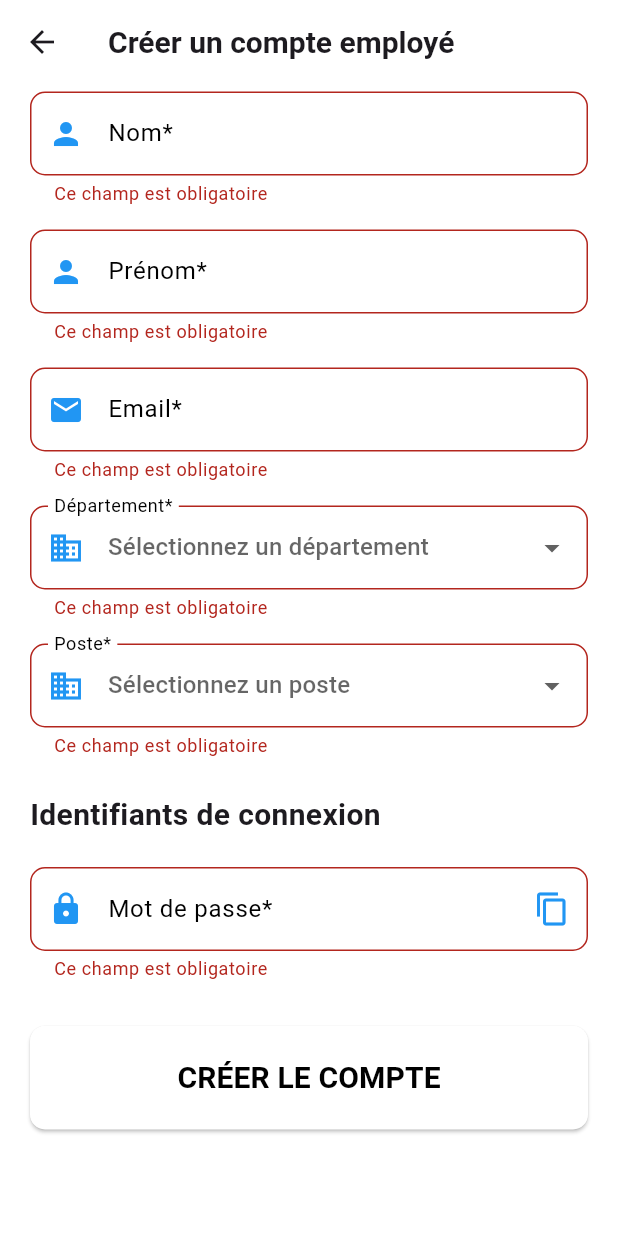
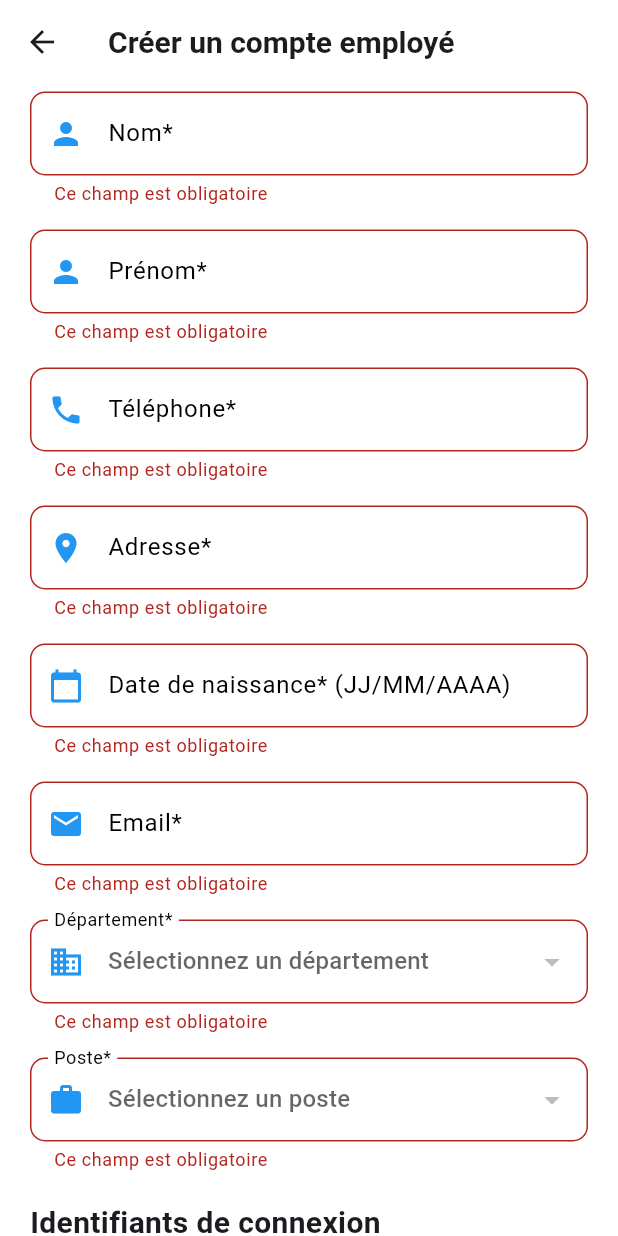
Before and after one commit to Monica1230244/projets, a Flutter app: the CreateEmployee screen opened directly, after a tap on "CRÉER LE COMPTE", on a phone screen of 412 x 824 dp. Run offline on Flutter 3.47's test engine with Material 3 defaults, Android fonts, the phone set to English and light mode, and no system bars; our stand-ins replace supabase_flutter; missing offline and left inert: crypt; accounts and stored records are empty.

Commit message:
modification of the account ceaction page

```diff
--- a/lib/connect_admin.dart
+++ b/lib/connect_admin.dart
@@ -1,6 +1,8 @@
+import 'package:crypt/crypt.dart';
 import 'package:flutter/material.dart';
 import 'package:flutter/services.dart';
 import 'dart:math';
+import 'package:supabase_flutter/supabase_flutter.dart';
 
 class CreateEmployee extends StatefulWidget {
   @override
@@ -13,27 +15,22 @@ class _CreateEmployeeState extends State<CreateEmployee> {
   final _lastNameController = TextEditingController();
   final _emailController = TextEditingController();
   final _passwordController = TextEditingController();
-  final _positionController = TextEditingController();
+  final _phoneController = TextEditingController();
+  final _addressController = TextEditingController();
+  final _birthDateController = TextEditingController();
 
   String? _selectedDepartement;
+  String? _selectedPoste;
   bool _isLoading = false;
+  List<Map<String, dynamic>> _departements = [];
+  List<Map<String, dynamic>> _postes = [];
 
-  final List<String> _departement = [
-    'Informatique',
-    'Commercial',
-    'Sécrétariat',
-    'Directeur Général'
-  ];
-
-  String? _selectedPoste;
-  final List<String> _poste = [
-    'Developpeur',
-    'Gestionnaire Support & Qualité',
-    'Gestionnaire Commercial',
-    'Designer',
-    'Sécrétariat',
-    'Directeur Général'
-  ];
+  List<Map<String, dynamic>> getFilteredPostes() {
+    return _postes.where((poste) {
+      final dept = poste['departement'] as Map<String, dynamic>?;
+      return dept != null && dept['nom_departement'] == _selectedDepartement;
+    }).toList();
+  }
 
   @override
   void initState() {
@@ -41,7 +38,33 @@ class _CreateEmployeeState extends State<CreateEmployee> {
     _firstNameController.addListener(_autoGeneratePassword);
     _lastNameController.addListener(_autoGeneratePassword);
     _emailController.addListener(_autoGeneratePassword);
-    _positionController.addListener(_autoGeneratePassword);
+    _loadDepartementsAndPostes();
+  }
+
+  Future<void> _loadDepartementsAndPostes() async {
+    setState(() => _isLoading = true);
+    try {
+      final departements = await Supabase.instance.client
+          .from('departement')
+          .select()
+          .order('nom_departement');
+
+      final postes = await Supabase.instance.client
+          .from('poste')
+          .select('*, departement (id_departement, nom_departement)')
+          .order('nom_poste');
+
+      setState(() {
+        _departements = List<Map<String, dynamic>>.from(departements);
+        _postes = List<Map<String, dynamic>>.from(postes);
+      });
+    } catch (e) {
+      ScaffoldMessenger.of(context).showSnackBar(
+        SnackBar(content: Text('Erreur de chargement des données: $e')),
+      );
+    } finally {
+      setState(() => _isLoading = false);
+    }
   }
 
   String _generateRandomPassword() {
@@ -72,32 +95,121 @@ class _CreateEmployeeState extends State<CreateEmployee> {
     _lastNameController.dispose();
     _emailController.dispose();
     _passwordController.dispose();
-    _positionController.dispose();
-    _firstNameController.removeListener(_autoGeneratePassword);
-    _lastNameController.removeListener(_autoGeneratePassword);
-    _emailController.removeListener(_autoGeneratePassword);
-    _positionController.removeListener(_autoGeneratePassword);
+    _phoneController.dispose();
+    _addressController.dispose();
+    _birthDateController.dispose();
     super.dispose();
   }
 
-  void _createEmployee() {
-    if (_formKey.currentState!.validate()) {
-      setState(() {
-        _isLoading = true;
-      });
+  Future<void> _createEmployee() async {
+    if (!_formKey.currentState!.validate()) return;
 
-      Future.delayed(Duration(seconds: 2), () {
-        setState(() {
-          _isLoading = false;
-        });
+    setState(() => _isLoading = true);
+
+    try {
+      final dept = _departements.firstWhere(
+              (d) => d['nom_departement'] == _selectedDepartement
+      );
+
+      final poste = _postes.firstWhere(
+              (p) => p['nom_poste'] == _selectedPoste
+      );
+
+      // Conversion de la date en timestamp
+      final birthDateParts = _birthDateController.text.split('/');
+      final birthDate = DateTime(
+        int.parse(birthDateParts[2]), // year
+        int.parse(birthDateParts[1]), // month
+        int.parse(birthDateParts[0]), // day
+      );
+      final birthDateTimestamp = birthDate.millisecondsSinceEpoch;
+
+      final userData = {
+        'nom': _firstNameController.text,
+        'prenom': _lastNameController.text,
+        'email': _emailController.text,
+        'tel': _phoneController.text,
+        'adresse': _addressController.text,
+        'datenaissance': birthDateTimestamp,
+        'idposte': poste['id'],
+        'motpasse': Crypt.sha512(_passwordController.text, rounds: 10000, salt: "abcdefghijklmnop")
+            .toString(),
+      };
+
+      await Supabase.instance.client
+          .from('user')
+          .insert(userData);
+
+      ScaffoldMessenger.of(context).showSnackBar(
+        SnackBar(content: Text('Compte employé créé avec succès')),
+      );
 
       _formKey.currentState?.reset();
       setState(() {
         _selectedDepartement = null;
         _selectedPoste = null;
+        _passwordController.clear();
       });
-      });
+
+    } catch (e) {
+      ScaffoldMessenger.of(context).showSnackBar(
+        SnackBar(content: Text('Erreur lors de la création: ${e.toString()}')),
+      );
+    } finally {
+      setState(() => _isLoading = false);
     }
+  }
+
+  String? _validatePhone(String? value) {
+    if (value == null || value.isEmpty) {
+      return 'Ce champ est obligatoire';
+    }
+
+    final phoneRegExp = RegExp(r'^\d{10}$');
+    if (!phoneRegExp.hasMatch(value)) {
+      return 'Numéro de téléphone invalide (10 chiffres requis)';
+    }
+
+    return null;
+  }
+
+  String? _validateBirthDate(String? value) {
+    if (value == null || value.isEmpty) {
+      return 'Ce champ est obligatoire';
+    }
+
+    final dateRegExp = RegExp(r'^\d{2}/\d{2}/\d{4}$');
+    if (!dateRegExp.hasMatch(value)) {
+      return 'Format invalide (JJ/MM/AAAA)';
+    }
+
+    try {
+      final parts = value.split('/');
+      final day = int.parse(parts[0]);
+      final month = int.parse(parts[1]);
+      final year = int.parse(parts[2]);
+
+      final daysInMonth = [31, _isLeapYear(year) ? 29 : 28, 31, 30, 31, 30, 31, 31, 30, 31, 30, 31];
+      if (day < 1 || day > daysInMonth[month - 1]) {
+        return 'Date invalide';
+      }
+
+      final birthDate = DateTime(year, month, day);
+      final today = DateTime.now();
+
+      if (birthDate.isAfter(today)) {
+        return 'La date ne peut pas être dans le futur';
+      }
+
+    } catch (e) {
+      return 'Date invalide';
+    }
+
+    return null;
+  }
+
+  bool _isLeapYear(int year) {
+    return (year % 4 == 0) && (year % 100 != 0) || (year % 400 == 0);
   }
 
   @override
@@ -106,179 +218,144 @@ class _CreateEmployeeState extends State<CreateEmployee> {
       backgroundColor: Colors.white,
       appBar: AppBar(
         backgroundColor: Colors.white,
-        title: Text('Créer un compte employé', style: TextStyle(
-          fontSize: 20,
-          fontWeight: FontWeight.bold,
-        )),
+        title: Text('Créer un compte employé',
+            style: TextStyle(fontSize: 20, fontWeight: FontWeight.bold)),
       ),
       body: SingleChildScrollView(
-        child:
-      Padding(
-        padding: const EdgeInsets.symmetric(horizontal: 20),
+        padding: EdgeInsets.symmetric(horizontal: 20),
         child: Form(
           key: _formKey,
           child: Column(
             crossAxisAlignment: CrossAxisAlignment.start,
             children: [
               SizedBox(height: 5),
-              TextFormField(
+              _buildTextFormField(
                 controller: _firstNameController,
-                cursorColor: Colors.black,
-                decoration: InputDecoration(
-                  labelText: 'Nom*',
-                  labelStyle: TextStyle(color: Color(0xFF000000)),
-                  border: OutlineInputBorder(
-                      borderRadius: BorderRadius.circular(10),
-                      borderSide: BorderSide(color: Color(0xFF2B9BD7))
+                label: 'Nom*',
+                icon: Icons.person,
+                validator: (v) => v!.isEmpty ? 'Ce champ est obligatoire' : null,
               ),
-                  enabledBorder: OutlineInputBorder(
-                    borderRadius: BorderRadius.circular(10),
-                    borderSide: BorderSide(color: Color(0xFF2B9BD7)),
+              SizedBox(height: 16),
+              _buildTextFormField(
+                controller: _lastNameController,
+                label: 'Prénom*',
+                icon: Icons.person,
+                validator: (v) => v!.isEmpty ? 'Ce champ est obligatoire' : null,
               ),
-                  focusedBorder: OutlineInputBorder(
-                    borderRadius: BorderRadius.circular(10),
-                    borderSide: BorderSide(color: Color(0xFF2B9BD7)),
+              SizedBox(height: 16),
+              _buildTextFormField(
+                controller: _phoneController,
+                label: 'Téléphone*',
+                icon: Icons.phone,
+                keyboardType: TextInputType.phone,
+                validator: _validatePhone,
               ),
-                  prefixIcon: Icon(Icons.person, color: Colors.blue),
+              SizedBox(height: 16),
+              _buildTextFormField(
+                controller: _addressController,
+                label: 'Adresse*',
+                icon: Icons.location_on,
+                validator: (v) => v!.isEmpty ? 'Ce champ est obligatoire' : null,
               ),
-                validator: (value) {
-                  if (value == null || value.isEmpty) {
-                    return 'Ce champ est obligatoire';
-                  }
+              SizedBox(height: 16),
+              _buildTextFormField(
+                controller: _birthDateController,
+                label: 'Date de naissance* (JJ/MM/AAAA)',
+                icon: Icons.calendar_today,
+                validator: _validateBirthDate,
+              ),
+              SizedBox(height: 16),
+              _buildTextFormField(
+                controller: _emailController,
+                label: 'Email*',
+                icon: Icons.email,
+                keyboardType: TextInputType.emailAddress,
+                validator: (v) {
+                  if (v!.isEmpty) return 'Ce champ est obligatoire';
+                  if (!v.contains('@') || !v.contains('.')) return 'Email invalide';
                   return null;
                 },
               ),
               SizedBox(height: 16),
-              TextFormField(
-                controller: _lastNameController,
+              _buildDepartmentDropdown(),
+              SizedBox(height: 16),
+              _buildPosteDropdown(),
+              SizedBox(height: 20),
+              Text('Identifiants de connexion',
+                  style: TextStyle(fontSize: 20, fontWeight: FontWeight.bold)),
+              SizedBox(height: 20),
+              _buildPasswordField(),
+              SizedBox(height: 30),
+              _buildSubmitButton(),
+            ],
+          ),
+        ),
+      ),
+    );
+  }
+
+  Widget _buildTextFormField({
+    required TextEditingController controller,
+    required String label,
+    required IconData icon,
+    TextInputType? keyboardType,
+    required String? Function(String?) validator,
+  }) {
+    return TextFormField(
+        controller: controller,
         cursorColor: Colors.black,
+        keyboardType: keyboardType,
         decoration: InputDecoration(
-                  labelText: 'Prénom*',
-                  labelStyle: TextStyle(color: Color(0xFF000000)),
+            labelText: label,
+            labelStyle: TextStyle(color: Colors.black),
             border: OutlineInputBorder(
                 borderRadius: BorderRadius.circular(10),
-                      borderSide: BorderSide(color: Color(0xFF2B9BD7))
-                  ),
+                borderSide: BorderSide(color: Color(0xFF2B9BD7))),
             enabledBorder: OutlineInputBorder(
                 borderRadius: BorderRadius.circular(10),
-                    borderSide: BorderSide(color: Color(0xFF2B9BD7)),
-                  ),
+                borderSide: BorderSide(color: Color(0xFF2B9BD7))),
             focusedBorder: OutlineInputBorder(
                 borderRadius: BorderRadius.circular(10),
-                    borderSide: BorderSide(color: Color(0xFF2B9BD7)),
+                borderSide:  BorderSide(color: Color(0xFF2B9BD7))),
+    prefixIcon: Icon(icon, color: Colors.blue),
     ),
-                  prefixIcon: Icon(Icons.person, color: Colors.blue),
-                ),
-                validator: (value) {
-                  if (value == null || value.isEmpty) {
-                    return 'Ce champ est obligatoire';
+    validator: validator,
+    );
   }
-                  return null;
-                },
-              ),
-              SizedBox(height: 16),
-              TextFormField(
-                controller: _emailController,
-                cursorColor: Colors.black,
-                decoration: InputDecoration(
-                  labelText: 'Email*',
-                  labelStyle: TextStyle(color: Color(0xFF000000)),
-                  border: OutlineInputBorder(
-                      borderRadius: BorderRadius.circular(10),
-                      borderSide: BorderSide(color: Color(0xFF2B9BD7))
-                  ),
-                  enabledBorder: OutlineInputBorder(
-                    borderRadius: BorderRadius.circular(10),
-                    borderSide: BorderSide(color: Color(0xFF2B9BD7)),
-                  ),
-                  focusedBorder: OutlineInputBorder(
-                    borderRadius: BorderRadius.circular(10),
-                    borderSide: BorderSide(color: Color(0xFF2B9BD7)),
-                  ),
-                  prefixIcon: Icon(Icons.email, color: Colors.blue),
-                ),
-                keyboardType: TextInputType.emailAddress,
-                validator: (value) {
-                  if (value == null || value.isEmpty) {
-                    return 'Ce champ est obligatoire';
-                  }
-                  if (!value.contains('@') || !value.contains('.')) {
-                    return 'Email invalide';
-                  }
-                  return null;
-                },
-              ),
-              SizedBox(height: 16),
-              DropdownButtonFormField<String>(
+
+  Widget _buildDepartmentDropdown() {
+    return DropdownButtonFormField<String>(
       dropdownColor: Colors.white,
       value: _selectedDepartement,
-                decoration: InputDecoration(
-                  labelText: 'Département*',
-                  labelStyle: TextStyle(color: Color(0xFF000000)),
-                  border: OutlineInputBorder(
-                      borderRadius: BorderRadius.circular(10),
-                      borderSide: BorderSide(color: Color(0xFF2B9BD7))
-                  ),
-                  enabledBorder: OutlineInputBorder(
-                    borderRadius: BorderRadius.circular(10),
-                    borderSide: BorderSide(color: Color(0xFF2B9BD7)),
-                  ),
-                  focusedBorder: OutlineInputBorder(
-                    borderRadius: BorderRadius.circular(10),
-                    borderSide: BorderSide(color: Color(0xFF2B9BD7)),
-                  ),
-                  prefixIcon: Icon(Icons.business, color: Colors.blue),
-                ),
-
+      decoration: _buildInputDecoration('Département*', Icons.business),
       hint: Text('Sélectionnez un département'),
-                items: _departement.map((String department) {
+      items: _departements.map<DropdownMenuItem<String>>((dept) {
         return DropdownMenuItem<String>(
-
-                    value: department,
-
-                    child: Text(department),
+          value: dept['nom_departement'].toString(),
+          child: Text(dept['nom_departement'].toString()),
         );
       }).toList(),
       onChanged: (String? newValue) {
         setState(() {
-
           _selectedDepartement = newValue;
+          _selectedPoste = null;
         });
         _autoGeneratePassword();
       },
-                validator: (value) {
-                  if (value == null || value.isEmpty) {
-                    return 'Ce champ est obligatoire';
+      validator: (value) => value == null ? 'Ce champ est obligatoire' : null,
+    );
   }
-                  return null;
-                },
-              ),
-              SizedBox(height: 16),
-              DropdownButtonFormField<String>(
+
+  Widget _buildPosteDropdown() {
+    return DropdownButtonFormField<String>(
       dropdownColor: Colors.white,
       value: _selectedPoste,
-                decoration: InputDecoration(
-                  labelText: 'Poste*',
-                  labelStyle: TextStyle(color: Color(0xFF000000)),
-                  border: OutlineInputBorder(
-                      borderRadius: BorderRadius.circular(10),
-                      borderSide: BorderSide(color: Color(0xFF2B9BD7))
-                  ),
-                  enabledBorder: OutlineInputBorder(
-                    borderRadius: BorderRadius.circular(10),
-                    borderSide: BorderSide(color: Color(0xFF2B9BD7)),
-                  ),
-                  focusedBorder: OutlineInputBorder(
-                    borderRadius: BorderRadius.circular(10),
-                    borderSide: BorderSide(color: Color(0xFF2B9BD7)),
-                  ),
-                  prefixIcon: Icon(Icons.business, color: Colors.blue),
-                ),
+      decoration: _buildInputDecoration('Poste*', Icons.work),
       hint: Text('Sélectionnez un poste'),
-                items: _poste.map((String poste) {
+      items: getFilteredPostes().map<DropdownMenuItem<String>>((poste) {
         return DropdownMenuItem<String>(
-                    value: poste,
-                    child: Text(poste),
+          value: poste['nom_poste'].toString(),
+          child: Text(poste['nom_poste'].toString()),
         );
       }).toList(),
       onChanged: (String? newValue) {
@@ -287,41 +364,44 @@ class _CreateEmployeeState extends State<CreateEmployee> {
         });
         _autoGeneratePassword();
       },
-                validator: (value) {
-                  if (value == null || value.isEmpty) {
-                    return 'Ce champ est obligatoire';
+      validator: (value) => value == null ? 'Ce champ est obligatoire' : null,
+    );
   }
-                  return null;
-                },
-              ),
-              SizedBox(height: 24),
-              Text(
-                'Identifiants de connexion',
-                style: TextStyle(
-                  fontSize: 20,
-                  fontWeight: FontWeight.bold,
-                ),
-              ),
-              SizedBox(height: 20),
-              TextFormField(
+
+  InputDecoration _buildInputDecoration(String label, IconData icon) {
+    return InputDecoration(
+      labelText: label,
+      labelStyle: TextStyle(color: Colors.black),
+      border: OutlineInputBorder(
+          borderRadius: BorderRadius.circular(10),
+          borderSide: BorderSide(color: Color(0xFF2B9BD7))),
+      enabledBorder: OutlineInputBorder(
+          borderRadius: BorderRadius.circular(10),
+          borderSide: BorderSide(color: Color(0xFF2B9BD7))),
+      focusedBorder: OutlineInputBorder(
+          borderRadius: BorderRadius.circular(10),
+          borderSide: BorderSide(color: Color(0xFF2B9BD7))),
+      prefixIcon: Icon(icon, color: Colors.blue),
+    );
+  }
+
+  Widget _buildPasswordField() {
+    return TextFormField(
       controller: _passwordController,
       cursorColor: Colors.black,
       readOnly: true,
       decoration: InputDecoration(
         labelText: 'Mot de passe*',
-                  labelStyle: TextStyle(color: Color(0xFF000000)),
+        labelStyle: TextStyle(color: Colors.black),
         border: OutlineInputBorder(
             borderRadius: BorderRadius.circular(10),
-                      borderSide: BorderSide(color: Color(0xFF2B9BD7))
-                  ),
+            borderSide: BorderSide(color: Color(0xFF2B9BD7))),
         enabledBorder: OutlineInputBorder(
             borderRadius: BorderRadius.circular(10),
-                    borderSide: BorderSide(color: Color(0xFF2B9BD7)),
-                  ),
+            borderSide: BorderSide(color: Color(0xFF2B9BD7))),
         focusedBorder: OutlineInputBorder(
             borderRadius: BorderRadius.circular(10),
-                    borderSide: BorderSide(color: Color(0xFF2B9BD7)),
-                  ),
+            borderSide: BorderSide(color: Color(0xFF2B9BD7))),
         prefixIcon: Icon(Icons.lock, color: Colors.blue),
         suffixIcon: Row(
           mainAxisSize: MainAxisSize.min,
@@ -329,16 +409,14 @@ class _CreateEmployeeState extends State<CreateEmployee> {
             if (_passwordController.text.isNotEmpty)
               Padding(
                   padding: EdgeInsets.only(right: 8),
-                          child: Icon(Icons.check_circle, color: Colors.green),
-                        ),
+                  child: Icon(Icons.check_circle, color: Colors.green)),
             IconButton(
               icon: Icon(Icons.copy, color: Colors.blue),
               onPressed: () {
                 if (_passwordController.text.isNotEmpty) {
                   Clipboard.setData(ClipboardData(text: _passwordController.text));
                   ScaffoldMessenger.of(context).showSnackBar(
-                              SnackBar(content: Text('Mot de passe copié')),
-                            );
+                      SnackBar(content: Text('Mot de passe copié')));
                 }
               },
             ),
@@ -354,36 +432,26 @@ class _CreateEmployeeState extends State<CreateEmployee> {
         }
         return null;
       },
-              ),
-              SizedBox(height: 30),
-              _isLoading
-                  ? Center(child: CircularProgressIndicator())
-                  : SizedBox(
+    );
+  }
+
+  Widget _buildSubmitButton() {
+    return SizedBox(
       width: double.infinity,
       child: ElevatedButton(
         onPressed: _createEmployee,
         style: ElevatedButton.styleFrom(
           backgroundColor: Colors.white,
           shape: RoundedRectangleBorder(
-                      borderRadius: BorderRadius.circular(10),
-                    ),
+              borderRadius: BorderRadius.circular(10)),
         ),
         child: Padding(
-                    padding: const EdgeInsets.symmetric(vertical: 20),
-                    child: Text(
-                      'CRÉER LE COMPTE',
+          padding: EdgeInsets.symmetric(vertical: 20),
+          child: Text('CRÉER LE COMPTE',
               style: TextStyle(
                   fontSize: 20,
                   fontWeight: FontWeight.bold,
-                          color: Colors.black
-                      ),
-                    ),
-                  ),
-                ),
-              ),
-            ],
-          ),
-        ),
+                  color: Colors.black)),
         ),
       ),
     );
```
Lines whose indentation alone changed are shown as unchanged.
